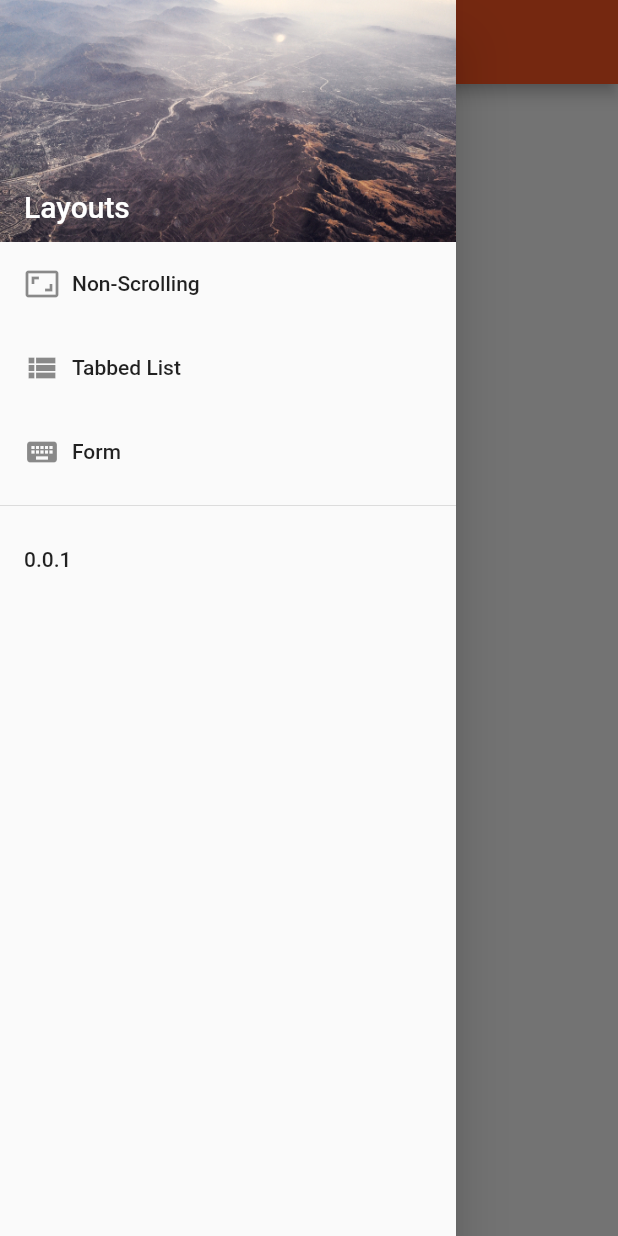
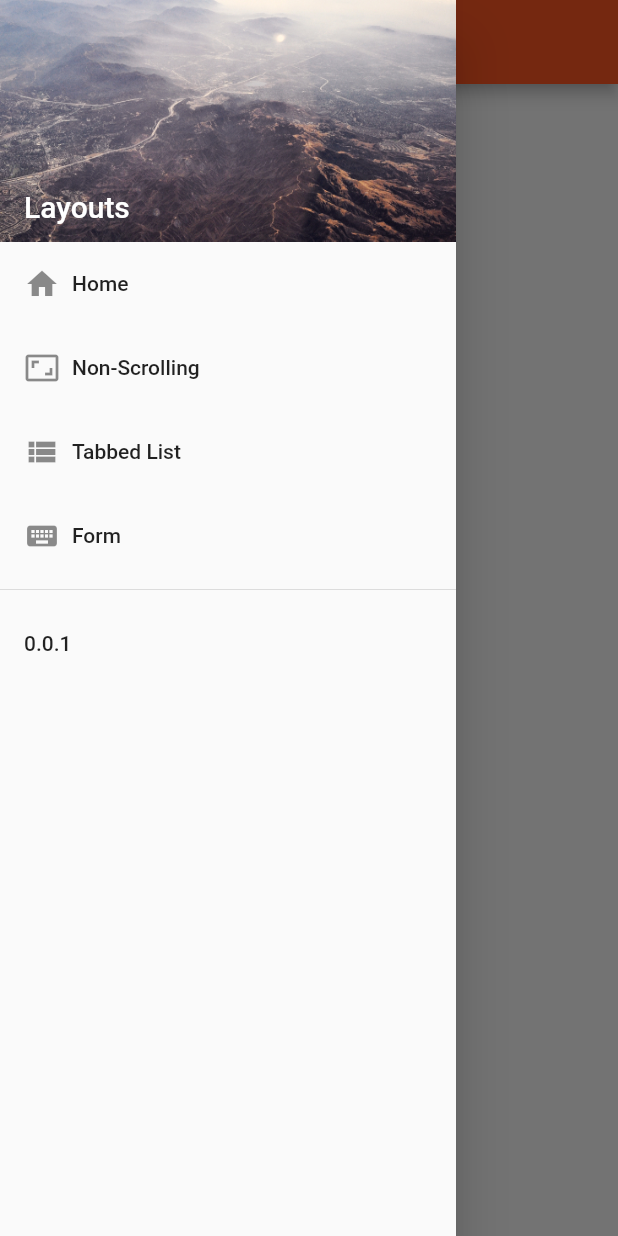
Before and after one commit to MFFoX/layout_samples, a Flutter app: the screen it shows after launch, with the side drawer open, on a phone screen of 412 x 824 dp. Run offline on Flutter 3.47's test engine with Material 2 defaults, Android fonts, the phone set to English and light mode, and no system bars.

Commit message:
add home as a drawer item

```diff
--- a/lib/widgets/drawer.dart
+++ b/lib/widgets/drawer.dart
@@ -1,6 +1,7 @@
 import 'package:flutter/material.dart';
 import 'package:layout_samples/common/navigation-util.dart';
 import 'package:layout_samples/pages/form.dart';
+import 'package:layout_samples/pages/home-page.dart';
 import 'package:layout_samples/pages/non-scrolling-page.dart';
 import 'package:layout_samples/pages/tabbed-list-page.dart';
 
@@ -48,6 +49,8 @@ class AppDrawer extends StatelessWidget {
         padding: EdgeInsets.zero,
         children: <Widget>[
           _createHeader(),
+          _createDrawerItem(icon: Icons.home, text: 'Home',
+              onTap: () => context.navigateTo(HomePage())),
           _createDrawerItem(icon: Icons.aspect_ratio, text: 'Non-Scrolling',
               onTap: () => context.navigateTo(NonScrollingPage())),
           _createDrawerItem(icon: Icons.view_list, text: 'Tabbed List',
```
